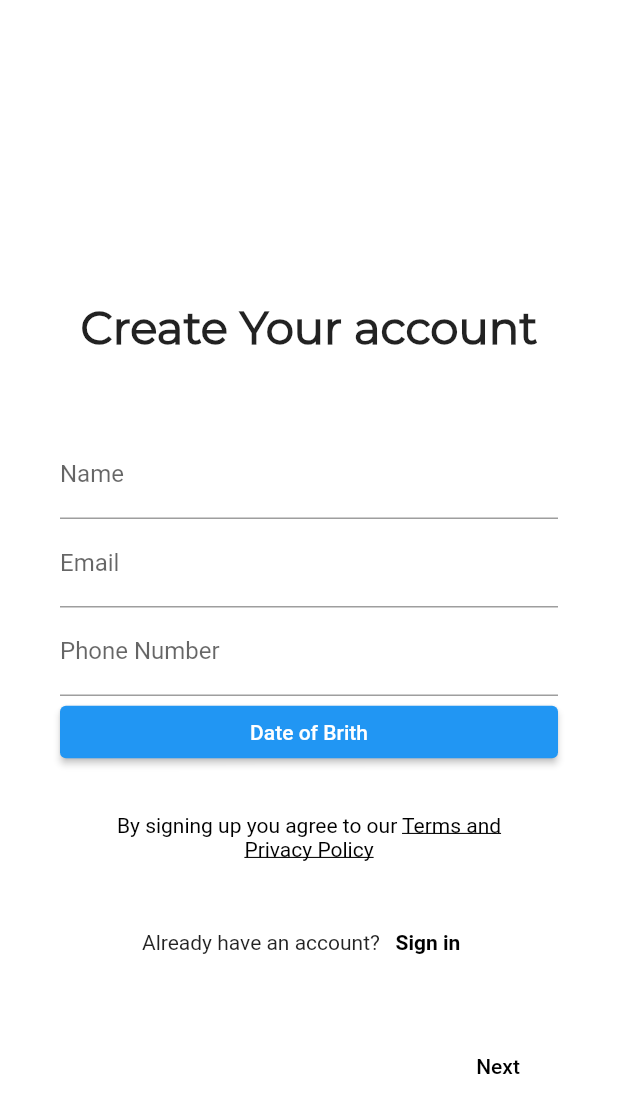
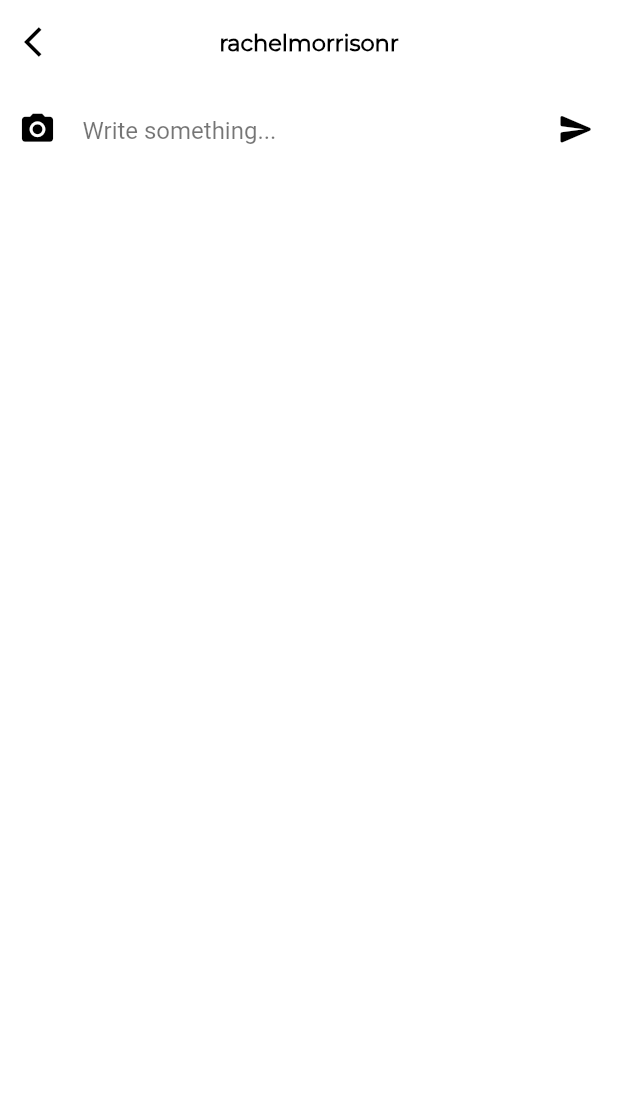
Before and after one commit to stuartgregorysharpe/Image.Picker.using.flutter.instagram, a Flutter app: the screen it shows after launch, on a phone screen of 412 x 824 dp. Shown: the top 1113 px of the screen. Run offline on Flutter 3.47's test engine with Material 2 defaults, Android fonts, the light colour scheme and no system bars; project files that could hold a hidden picture were left out.

Commit message:
create the chatpage && timeline

```diff
--- a/lib/main.dart
+++ b/lib/main.dart
@@ -17,6 +17,11 @@ import 'package:lgcy_flutter/views/pages/timeline/private_timeline.dart';
 import 'package:lgcy_flutter/views/pages/timeline/edit_timeline.dart';
 import 'package:lgcy_flutter/views/pages/timeline/edit_private_timeline.dart';
 import 'package:lgcy_flutter/views/pages/timeline/invite_members.dart';
+
+import 'package:lgcy_flutter/views/pages/change_profile/change_password.dart';
+import 'package:lgcy_flutter/views/pages/change_profile/change_phonenumber.dart';
+import 'package:lgcy_flutter/views/pages/change_profile/change_username.dart';
+import 'package:lgcy_flutter/views/pages/chat_pages/chat_page.dart';
 
 void main() {
   runApp(const MyApp());
@@ -43,7 +48,7 @@ class MyApp extends StatelessWidget {
         primarySwatch: Colors.blue,
       ),
       routes: {
-        '/': (context) => RegisterPage(),
+        '/': (context) => ChatPage(),
         '/register': (context) => RegisterPage(),
         '/login': (context) => LoginPage(),
         '/create-username': (context) => CreateUserName(),
@@ -65,6 +70,12 @@ class MyApp extends StatelessWidget {
         '/edit-timeline': (context) => EditTimeLine(),
         '/edit-private-timeline': (context) => EditPrivateTimeLine(),
         '/invite-members': (context) => InviteMembers(),
+
+        '/change-password': (context) => ChangePassword(),
+        '/change-phonenumber': (context) => ChangePhoneNumber(),
+        '/change-username': (context) => ChangeUsername(),
+
+        '/chat-page': (context) => ChatPage(),
       },
     );
   }
--- /dev/null
+++ b/lib/views/pages/chat_pages/chat_page.dart
@@ -0,0 +1,71 @@
+import 'package:flutter/material.dart';
+
+class ChatPage extends StatelessWidget {
+
+  @override
+  Widget build(BuildContext context) {
+    return Scaffold(
+      backgroundColor: Colors.white,
+      appBar: AppBar(
+        backgroundColor: Colors.white,
+        elevation: 0.00,
+        leading: IconButton(
+          onPressed: () => {},
+          icon: const Icon(Icons.arrow_back_ios, color: Colors.black),
+        ),
+        title: const Text("rachelmorrisonr", style: TextStyle(color: Colors.black, fontFamily: "Montserrat", fontSize: 15, fontWeight: FontWeight.bold)),
+        centerTitle: true,
+      ),
+      body: SingleChildScrollView(
+        child: Column(
+          children: <Widget>[
+            Align(
+              alignment: Alignment.bottomLeft,
+              child: Container(
+                padding: const EdgeInsets.only(left: 10,bottom: 10,top: 10),
+                height: 60,
+                width: double.infinity,
+                color: Colors.white,
+                child: Row(
+                  children: <Widget>[
+                    GestureDetector(
+                      onTap: (){
+                      },
+                      child: Container(
+                        height: 30,
+                        width: 30,
+                        decoration: BoxDecoration(
+                          color: Colors.white,
+                          borderRadius: BorderRadius.circular(30),
+                        ),
+                        child: const Icon(Icons.camera_alt, color: Colors.black, size: 25, ),
+                      ),
+                    ),
+                    const SizedBox(width: 15,),
+                    const Expanded(
+                      child: TextField(
+                        decoration: InputDecoration(
+                            hintText: "Write something...",
+                            hintStyle: TextStyle(color: Colors.black54),
+                            border: InputBorder.none
+                        ),
+                      ),
+                    ),
+                    const SizedBox(width: 15,),
+                    FloatingActionButton(
+                      onPressed: (){},
+                      backgroundColor: Colors.white,
+                      elevation: 0,
+                      child: const Icon(Icons.send_rounded,color: Colors.black,size: 25,),
+                    ),
+                  ],
+
+                ),
+              ),
+            ),
+          ],
+        ),
+      ),
+    );
+  }
+}
```
Also changed, not shown: lib/views/pages/change_profile/change_password.dart (added, +133 -0 lines), lib/views/pages/change_profile/change_phonenumber.dart (added, +95 -0 lines), lib/views/pages/change_profile/change_username.dart (added, +95 -0 lines).
